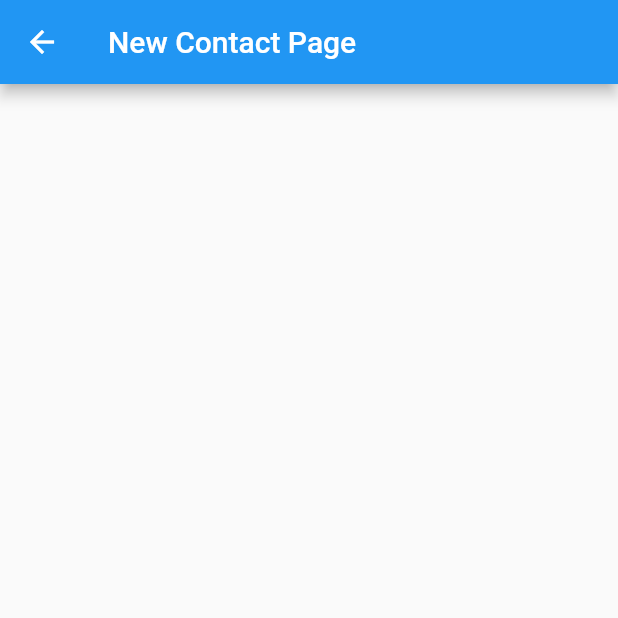
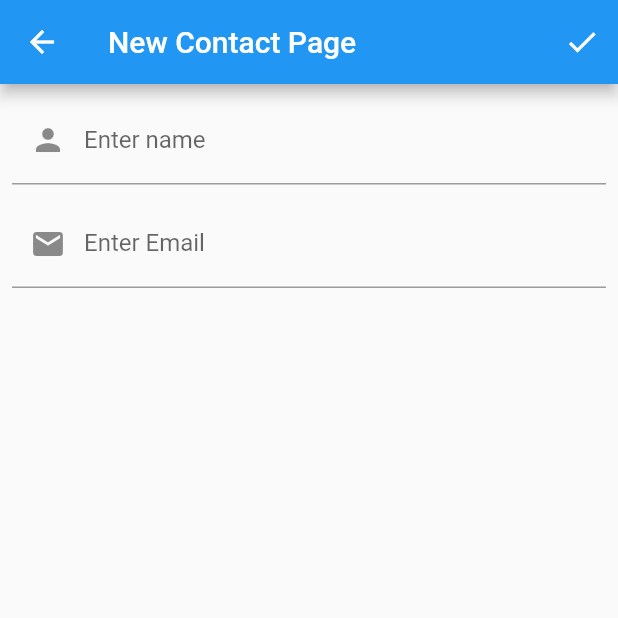
Before and after one commit to JubairAlamOvi02/Contact-App-PM, a Flutter app: the NewContactPage screen opened by its route, on a phone screen of 412 x 824 dp, the top half of it. Run offline on Flutter 3.47's test engine with Material 2 defaults, Android fonts, the phone set to English and light mode, and no system bars; our stand-ins replace sqflite; accounts and stored records are empty.

```diff
--- /dev/null
+++ b/lib/models/contact_modle.dart
@@ -0,0 +1,15 @@
+class ContactModel {
+  //int? id;
+  String? name;
+  String? email;
+
+  ContactModel(
+      this.name,
+      this.email);
+
+
+  @override
+  String toString() {
+    return 'name: $name, email: $email}';
+  }
+}
--- a/lib/pages/new contact page.dart
+++ b/lib/pages/new contact page.dart
@@ -1,3 +1,4 @@
+import 'package:contact_app_pm/models/contact_modle.dart';
 import 'package:flutter/material.dart';
 
 class NewContactPage extends StatefulWidget {
@@ -9,12 +10,78 @@ class NewContactPage extends StatefulWidget {
 }
 
 class _NewContactPageState extends State<NewContactPage> {
+  final nameController = TextEditingController();
+  final emailController = TextEditingController();
+
+  final _formKey = GlobalKey<FormState>();
+
+  @override
+  void dispose() {
+    nameController.dispose();
+    emailController.dispose();
+  }
+
   @override
   Widget build(BuildContext context) {
     return Scaffold(
       appBar: AppBar(
         title: Text('New Contact Page'),
+
+        actions: [
+          IconButton(
+            icon: Icon(Icons.done),
+            onPressed: _saveContact,
+          )
+        ],
+      ),
+      body: Form(
+        key: _formKey,
+        child: ListView(
+          padding: const EdgeInsets.all(8.0),
+          children: [
+            TextFormField(
+              controller: nameController,
+              decoration: InputDecoration(
+                labelText: 'Enter name',
+                prefixIcon: Icon(Icons.person),
+              ),
+              validator: (value) {
+                if (value == null || value.isEmpty) {
+                  return 'Please enter a valid User Name';
+                }
+                return null;
+              },
+
+            ),
+            SizedBox(height: 10,),
+
+            TextFormField(
+              controller: emailController,
+              keyboardType: TextInputType.phone,
+              decoration: InputDecoration(
+                labelText: 'Enter Email',
+                prefixIcon: Icon(Icons.email),
+              ),
+              validator: (value) {
+                if (value == null || value.isEmpty) {
+                  return 'Please enter a valid Email id';
+                }
+                return null;
+              },
+
+            ),
+            SizedBox(height: 10,),
+
+          ],
+        ),
       ),
     );
   }
+
+  void _saveContact() {
+    if (_formKey.currentState!.validate()) {
+      final contact = ContactModel(nameController.text, emailController.text);
+      print(contact);
+    }
+  }
 }
--- a/pubspec.yaml
+++ b/pubspec.yaml
@@ -34,6 +34,7 @@ dependencies:
   # The following adds the Cupertino Icons font to your application.
   # Use with the CupertinoIcons class for iOS style icons.
   cupertino_icons: ^1.0.2
+  sqflite: ^2.0.3+1
 
 dev_dependencies:
   flutter_test:
```
Also changed, not shown: lib/db/sqlite_helper.dart (added, +8 -0 lines), pubspec.lock, 7 other files.
